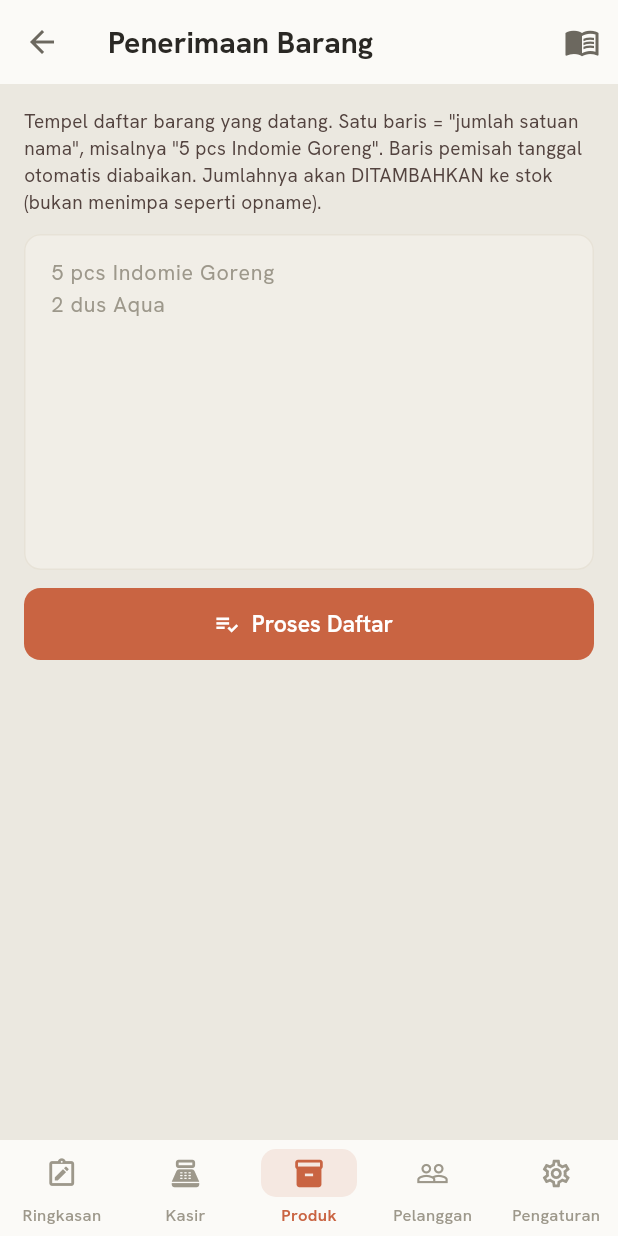
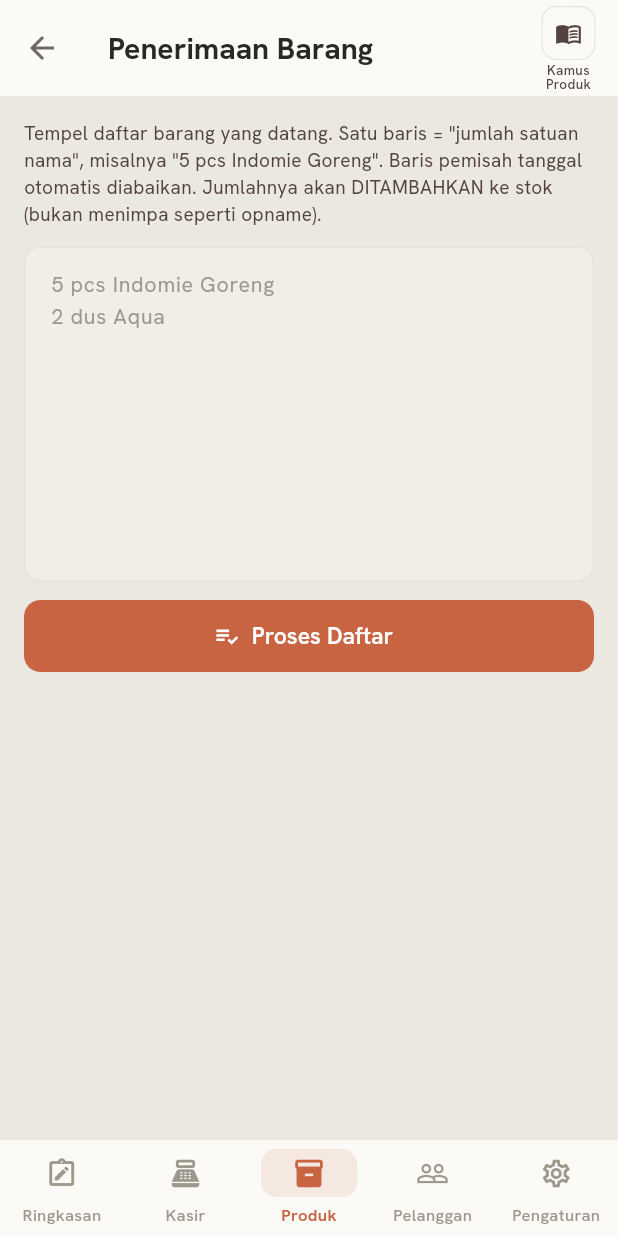
Before and after one commit to Ikanuri/The-POS, a Flutter app: the ReceiveGoodsScreen screen opened by its route, on a phone screen of 412 x 824 dp. Run offline on Flutter 3.47's test engine with Material 3 defaults, Android fonts, the phone set to English and light mode, and no system bars; our stand-ins replace barcode_widget, drift, file_picker, fl_chart, flutter_riverpod, flutter_secure_storage and 9 more; missing offline and left inert: cryptography, encrypt, esc_pos_utils_plus, excel, mobile_scanner, network_info_plus and 3 more; accounts and stored records are empty; generated files the repository leaves out were written again; network calls fail; key blocks and very long unbroken strings in the code were emptied for the run.

Commit message:
feat(produk): tombol header tab Produk & sub-fitur berlabel nama fungsi (pola toolbar Kasir)
Co-Authored-By: Claude Opus 5.5 <noreply@anthropic.com>
Claude-Session: https://claude.ai/code/session_01K3Xa9oPwQBe38woSsR5uQZ

```diff
--- /dev/null
+++ b/lib/core/widgets/labeled_tool_button.dart
@@ -0,0 +1,124 @@
+import 'package:flutter/material.dart';
+
+/// Tombol toolbar berupa kotak ikon kecil + keterangan di bawahnya —
+/// dipakai toolbar layar Kasir (asal widget ini, dulu `_TbBtn` privat di
+/// `kasir_screen.dart`) dan header tab Produk & sub-fiturnya (Item 92:
+/// tombol header yang hanya ikon membingungkan, nama fungsi baru muncul
+/// lewat tooltip tahan-lama).
+class LabeledToolButton extends StatelessWidget {
+  const LabeledToolButton({
+    super.key,
+    required this.icon,
+    required this.onTap,
+    this.badgeCount = 0,
+    this.label,
+    this.tooltip,
+    this.fg,
+    this.bg,
+    this.labelWidth = 44,
+  });
+
+  final IconData icon;
+
+  /// null = tombol nonaktif (diredupkan).
+  final VoidCallback? onTap;
+  final int badgeCount;
+
+  /// Keterangan opsional di bawah ikon (mis. 'Antrian'). Boleh berisi '\n'
+  /// untuk memaksa dua baris. Lebar dibatasi agar tidak menabrak tombol lain.
+  final String? label;
+
+  /// Tooltip opsional (tahan-lama) — dipertahankan di header Produk supaya
+  /// aksesibilitas/pencarian tombol lewat nama tetap jalan.
+  final String? tooltip;
+
+  /// Item 33 — aksen soft per-fungsi (mis. `AppTheme.scanFg`/`scanBg`).
+  /// Null = netral.
+  final Color Function(bool isDark)? fg;
+  final Color Function(bool isDark)? bg;
+
+  /// Lebar area label (default 44 = toolbar kasir). Label panjang di header
+  /// lain boleh sedikit lebih lebar supaya tetap muat 2 baris.
+  final double labelWidth;
+
+  @override
+  Widget build(BuildContext context) {
+    final cs = Theme.of(context).colorScheme;
+    final isDark = Theme.of(context).brightness == Brightness.dark;
+    final enabled = onTap != null;
+    final iconColor = (fg?.call(isDark) ?? cs.onSurfaceVariant)
+        .withOpacity(enabled ? 1 : 0.38);
+    final bgColor = bg?.call(isDark) ?? cs.surface;
+    final child = Icon(icon, size: 18, color: iconColor);
+    final box = Container(
+      width: 36,
+      height: 36,
+      decoration: BoxDecoration(
+        color: bgColor,
+        borderRadius: BorderRadius.circular(10),
+        border: Border.all(color: cs.outlineVariant, width: 0.75),
+      ),
+      child: badgeCount > 0
+          ? Badge(label: Text('$badgeCount'), child: child)
+          : child,
+    );
+    final button = GestureDetector(
+      onTap: onTap,
+      behavior: HitTestBehavior.opaque,
+      child: Column(
+        mainAxisSize: MainAxisSize.min,
+        children: [
+          box,
+          if (label != null)
+            Padding(
+              padding: const EdgeInsets.only(top: 2),
+              child: SizedBox(
+                width: labelWidth,
+                child: Text(
+                  label!,
+                  textAlign: TextAlign.center,
+                  maxLines: 2,
+                  overflow: TextOverflow.ellipsis,
+                  style: TextStyle(
+                    fontSize: 8.5,
+                    height: 1.05,
+                    fontWeight: FontWeight.w500,
+                    color: cs.onSurfaceVariant,
+                  ),
+                ),
+              ),
+            ),
+        ],
+      ),
+    );
+    return tooltip == null ? button : Tooltip(message: tooltip!, child: button);
+  }
+}
+
+/// Baris tombol [LabeledToolButton] untuk `AppBar.actions` — rapat, rata
+/// tengah vertikal, dgn jarak kecil antar tombol & di tepi kanan. Pakai
+/// bersama `AppBar(toolbarHeight: kLabeledToolbarHeight)` supaya label
+/// dua baris tidak terpotong.
+class LabeledToolbarActions extends StatelessWidget {
+  const LabeledToolbarActions({super.key, required this.children});
+  final List<Widget> children;
+
+  @override
+  Widget build(BuildContext context) {
+    return Padding(
+      padding: const EdgeInsets.only(right: 8),
+      child: Row(
+        mainAxisSize: MainAxisSize.min,
+        children: [
+          for (var i = 0; i < children.length; i++) ...[
+            if (i > 0) const SizedBox(width: 4),
+            children[i],
+          ],
+        ],
+      ),
+    );
+  }
+}
+
+/// Tinggi AppBar utk header berlabel (kotak 36 + label 2 baris).
+const double kLabeledToolbarHeight = 64;
--- a/lib/features/produk/receive_goods_screen.dart
+++ b/lib/features/produk/receive_goods_screen.dart
@@ -2,6 +2,7 @@ import 'package:drift/drift.dart' show Variable;
 import 'package:flutter/material.dart';
 import 'package:flutter_riverpod/flutter_riverpod.dart';
 
+import '../../core/widgets/labeled_tool_button.dart';
 import '../../core/database/app_database.dart';
 import '../../core/providers/device_provider.dart';
 import '../../core/services/receive_text_parser.dart';
@@ -162,15 +163,20 @@ class _ReceiveGoodsScreenState extends ConsumerState<ReceiveGoodsScreen> {
 
     return Scaffold(
       appBar: AppBar(
+        toolbarHeight: kLabeledToolbarHeight,
         title: const Text('Penerimaan Barang'),
         actions: [
-          IconButton(
-            icon: const Icon(Icons.menu_book_outlined),
-            tooltip: 'Kamus Produk',
-            onPressed: () => Navigator.of(context).push(MaterialPageRoute<void>(
+          LabeledToolbarActions(children: [
+            LabeledToolButton(
+              icon: Icons.menu_book_outlined,
+              label: 'Kamus Produk',
+              tooltip: 'Kamus Produk',
+              labelWidth: 50,
+              onTap: () => Navigator.of(context).push(MaterialPageRoute<void>(
               builder: (_) => const ReceiveAliasScreen(),
-            )),
-          ),
+              )),
+            ),
+          ]),
         ],
       ),
       body: _busy
```
Also changed, not shown: lib/features/kasir/kasir_screen.dart (+4 -73 lines), lib/features/produk/cek_stok_screen.dart (+21 -11 lines), lib/features/produk/price_preview_screen.dart (+11 -5 lines), lib/features/produk/product_group_screen.dart (+17 -6 lines), lib/features/produk/produk_form_screen.dart (+20 -12 lines), lib/features/produk/produk_list_screen.dart (+28 -15 lines), lib/features/produk/stock_opname_screen.dart (+13 -7 lines), 1 other file.
